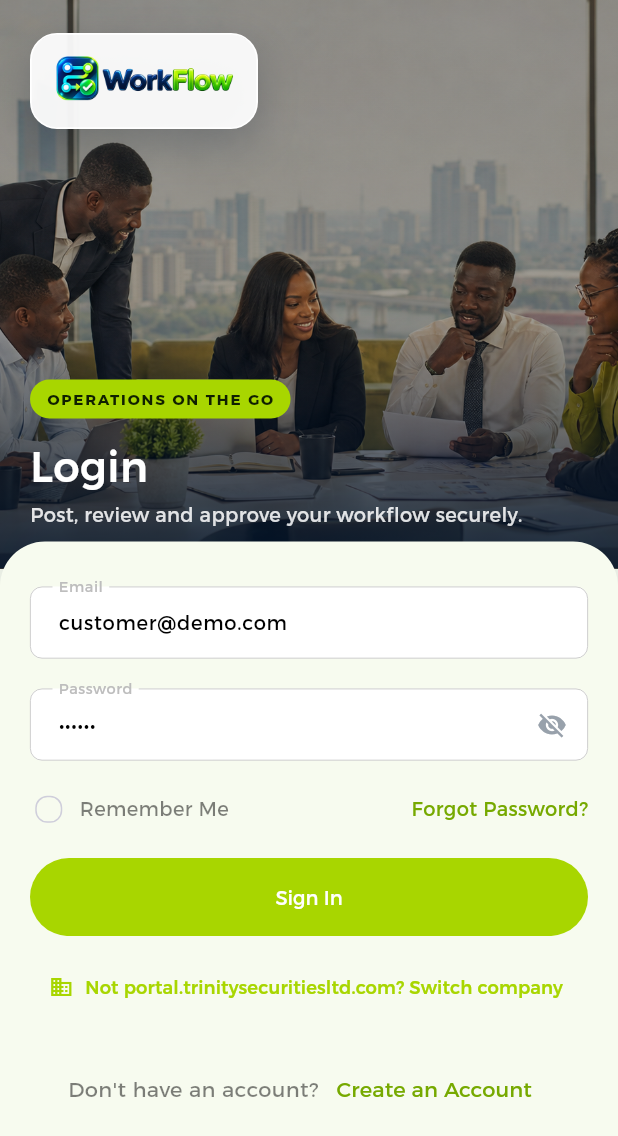
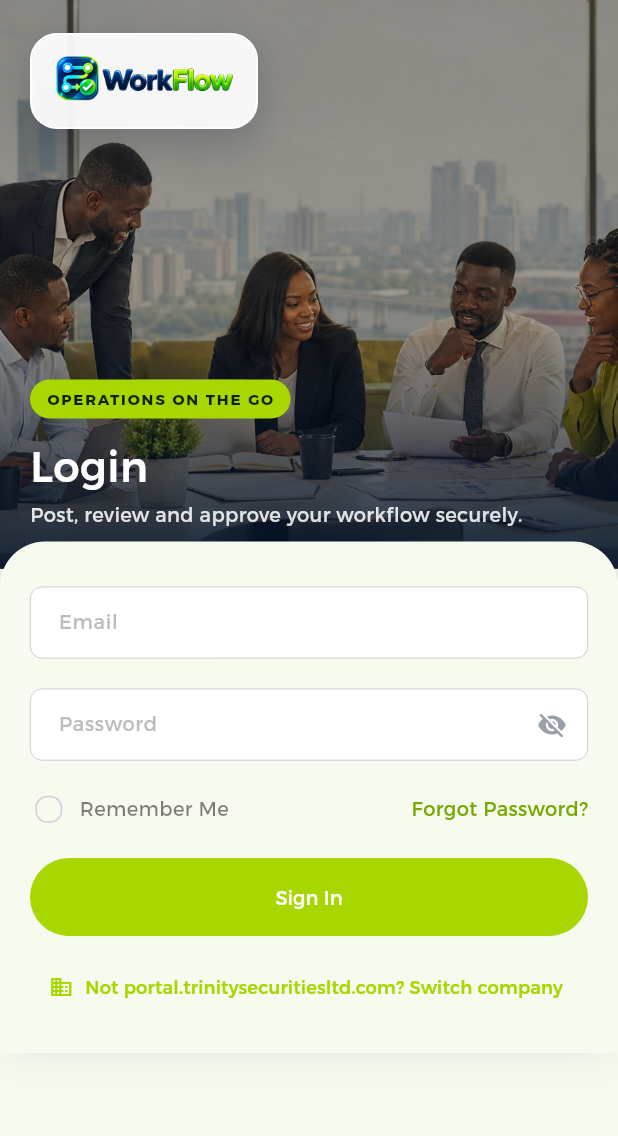
Before and after one commit to Innovatyou/Portal.trinitysecuritiesltd.com, a Flutter app: the LoginScreen screen opened by its route, on a phone screen of 412 x 824 dp. Shown: the top 1136 px of the screen. Run offline on Flutter 3.47's test engine with Material 3 defaults, Android fonts, the phone set to English and light mode, and no system bars; our stand-ins replace cached_network_image, contained_tab_bar_view, file_picker, flutter_html, flutter_spinkit, flutter_svg and 7 more; accounts and stored records are empty.

Commit message:
Mobile: remove demo login autofill/signup, add biometric sign-in
Fixes a real login bug: the email/password fields were pre-filled with
literal demo text (customer@demo.com / 123456) rather than left empty
or shown as a hint - a user who didn't clear them first would submit
those demo credentials against their own tenant's database, which
naturally fails, with no obvious reason why since the field still
displayed something that looked like valid input.

Also removes the "Create an account" link on the sign-in screen - this
app authenticates against a company's own staff accounts (provisioned
by that company's admins), not public self-registration, so the link
never made sense for how this app is actually used.

Dark mode was already fully implemented (ThemeController, complete
light/dark ThemeData, a working toggle in the Menu screen) - no work
needed there.

Adds biometric sign-in as an app-unlock gate for existing "remember
me" sessions (local_auth package): a toggle in Menu, shown only when
the device actually supports it, confirms a real scan before turning
on; on subsequent app opens with remember-me active, a successful scan
lets the existing session through, a failed/cancelled one falls back
to the normal login screen. It only gates access to an already-issued
session/token - it never replaces the real login call. Android's
MainActivity had to move from FlutterActivity to FlutterFragmentActivity
(required by local_auth's BiometricPrompt) and gained the
USE_BIOMETRIC permission; iOS gained NSFaceIDUsageDescription.

Verified: flutter analyze clean (no new issues beyond a pre-existing
deprecation notice on the dark-mode toggle this mirrors), flutter
build apk --debug succeeds.

Co-Authored-By: Claude Sonnet 5 <noreply@anthropic.com>

```diff
--- a/realise_customer/lib/core/helper/shared_preference_helper.dart
+++ b/realise_customer/lib/core/helper/shared_preference_helper.dart
@@ -32,6 +32,7 @@ class SharedPreferenceHelper {
 
   static const String theme = 'theme';
   static const String token = 'token';
+  static const String biometricEnabledKey = 'biometric-enabled-key';
 
   static const String countryCode = 'country_code';
   static const String languageCode = 'language_code';
--- a/realise_customer/lib/data/controller/auth/login_controller.dart
+++ b/realise_customer/lib/data/controller/auth/login_controller.dart
@@ -15,10 +15,8 @@ class LoginController extends GetxController {
   final FocusNode emailFocusNode = FocusNode();
   final FocusNode passwordFocusNode = FocusNode();
 
-  TextEditingController emailController =
-      TextEditingController(text: 'customer@demo.com');
-  TextEditingController passwordController =
-      TextEditingController(text: '123456');
+  TextEditingController emailController = TextEditingController();
+  TextEditingController passwordController = TextEditingController();
 
   List<String> errors = [];
   String? email;
--- a/realise_customer/lib/view/screens/auth/login/login_screen.dart
+++ b/realise_customer/lib/view/screens/auth/login/login_screen.dart
@@ -1,4 +1,3 @@
-import 'package:realise/core/helper/shared_preference_helper.dart';
 import 'package:realise/core/utils/local_strings.dart';
 import 'package:flutter/material.dart';
 import 'package:get/get.dart';
@@ -322,48 +321,6 @@ class _LoginScreenState extends State<LoginScreen> {
                                       ),
                                     ),
                                   ),
-                                  const SizedBox(height: Dimensions.space20),
-                                  if (controller
-                                          .loginRepo.apiClient.sharedPreferences
-                                          .getString(
-                                        SharedPreferenceHelper
-                                            .disableRegistration,
-                                      ) !=
-                                      '1')
-                                    Row(
-                                      mainAxisAlignment:
-                                          MainAxisAlignment.center,
-                                      children: [
-                                        Text(
-                                          LocalStrings.doNotHaveAccount.tr,
-                                          overflow: TextOverflow.ellipsis,
-                                          style: regularLarge.copyWith(
-                                            color: Theme.of(context)
-                                                .textTheme
-                                                .bodyMedium!
-                                                .color!
-                                                .withValues(alpha: 0.5),
-                                            fontWeight: FontWeight.w400,
-                                          ),
-                                        ),
-                                        TextButton(
-                                          onPressed: () {
-                                            Get.offAndToNamed(
-                                              RouteHelper.registrationScreen,
-                                            );
-                                          },
-                                          child: Text(
-                                            LocalStrings.createAnAccount.tr,
-                                            maxLines: 2,
-                                            overflow: TextOverflow.ellipsis,
-                                            style: regularLarge.copyWith(
-                                              color:
-                                                  ColorResources.secondaryColor,
-                                            ),
-                                          ),
-                                        ),
-                                      ],
-                                    ),
                                 ],
                               ),
                             ),
--- a/realise_customer/pubspec.yaml
+++ b/realise_customer/pubspec.yaml
@@ -32,6 +32,7 @@ dependencies:
   nb_utils: ^7.3.5
   flutter_html: ^3.0.0-beta.2
   contained_tab_bar_view: ^0.8.0
+  local_auth: ^2.3.0
 
 dev_dependencies:
   flutter_test:
```
Also changed, not shown: realise_customer/lib/core/helper/biometric_auth_helper.dart (added, +40 -0 lines), realise_customer/lib/data/controller/splash/splash_controller.dart (+21 -2 lines), realise_customer/lib/view/screens/menu/menu_screen.dart (+64 -0 lines), realise_customer/pubspec.lock, 6 other files.
